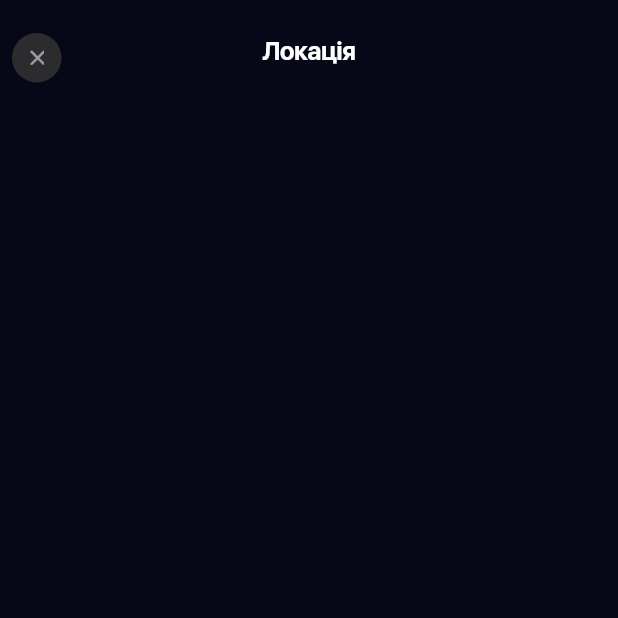
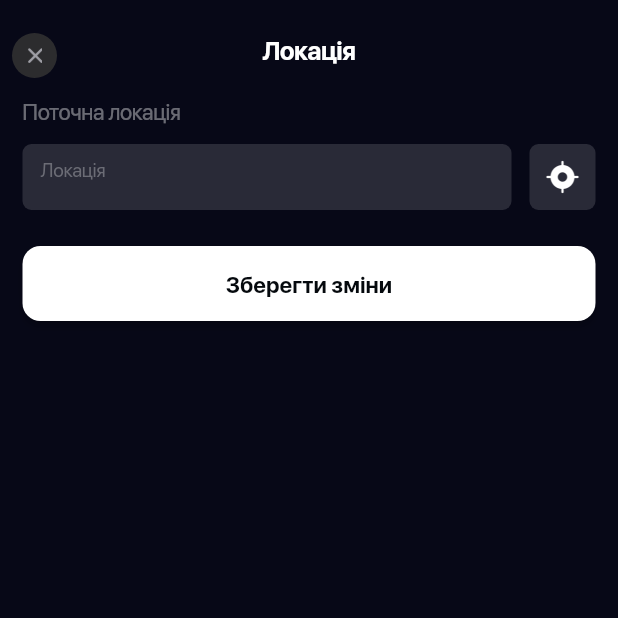
Before and after one commit to F1rman/Flutter-layout-Real-Estate, a Flutter app: the LocationModal screen opened directly, on a phone screen of 412 x 824 dp, the top half of it. Run offline on Flutter 3.47's test engine with Material 2 defaults, Android fonts, the phone set to English and light mode, and no system bars; our stand-ins replace carousel_slider, flutter_redux, modal_bottom_sheet, redux; project files that could hold a hidden picture were left out.

Commit message:
modal done

```diff
--- a/lib/home/location_modal.dart
+++ b/lib/home/location_modal.dart
@@ -1,23 +1,21 @@
 import 'package:flutter/material.dart';
 import '../styles/style.dart';
-import '../widgets/bottom_navigation.dart';
-import 'package:carousel_slider/carousel_slider.dart';
-import '../widgets/slider_card.dart';
-import '../widgets/tile_card_slider.dart';
-import 'home_search_filter.dart';
+import '../widgets/my_button.dart';
 
 class LocationModal extends StatelessWidget {
-  LocationModal({super.key});
+  const LocationModal({super.key});
   @override
   Widget build(BuildContext context) {
     return Scaffold(
       backgroundColor: const Color(0xFF070817),
-      body: Stack(
+      body: Column(
+        children: [
+          Stack(
             children: [
               Container(
-            margin: EdgeInsets.only(left: 8, top: 22),
-            width: 33,
-            height: 33,
+                margin: const EdgeInsets.only(left: 8, top: 22),
+                width: 30,
+                height: 30,
                 child: Material(
                   borderRadius: BorderRadius.circular(100),
                   color: const Color(0xFF2C2C2E),
@@ -44,8 +42,8 @@ class LocationModal extends StatelessWidget {
                     mainAxisAlignment: MainAxisAlignment.center,
                     children: [
                       Container(
-                    margin: EdgeInsets.only(top: 22),
-                    child: Text(
+                        margin: const EdgeInsets.only(top: 22),
+                        child: const Text(
                           'Локація',
                           style: modalHeader,
                         ),
@@ -56,6 +54,87 @@ class LocationModal extends StatelessWidget {
               )
             ],
           ),
+          Padding(
+            padding: const EdgeInsets.symmetric(horizontal: 15, vertical: 12),
+            child: Column(
+              children: [
+                Row(
+                  children: [
+                    Text(
+                      'Поточна локація',
+                      style: greyText,
+                    ),
+                  ],
+                ),
+                Container(
+                  margin: const EdgeInsets.only(top: 12),
+                  child: Row(
+                    crossAxisAlignment: CrossAxisAlignment.start,
+                    children: [
+                      Expanded(
+                        child: Container(
+                          padding: const EdgeInsets.symmetric(
+                              horizontal: 12, vertical: 10),
+                          height: 44,
+                          decoration: BoxDecoration(
+                            borderRadius: BorderRadius.circular(6),
+                            color: const Color(0xFF787880).withOpacity(.3),
+                          ),
+                          child: TextFormField(
+                            style: const TextStyle(color: Colors.white),
+                            onChanged: (value) {},
+                            autovalidateMode: AutovalidateMode.always,
+                            decoration: const InputDecoration(
+                              border: InputBorder.none,
+                              hintText: 'Локація',
+                              hintStyle: TextStyle(
+                                fontFamily: 'SFProDisplay',
+                                letterSpacing: -.24,
+                                color: Color(0xFF6b6c75),
+                                fontSize: 13,
+                                height: 1.35,
+                                fontWeight: FontWeight.w400,
+                              ),
+                            ),
+                          ),
+                        ),
+                      ),
+                      Container(
+                        margin: const EdgeInsets.only(left: 12),
+                        width: 44,
+                        height: 44,
+                        child: Material(
+                          borderRadius: BorderRadius.circular(6),
+                          color: const Color(0xFF787880).withOpacity(.3),
+                          clipBehavior: Clip.antiAlias,
+                          child: InkWell(
+                            onTap: () {}, // button pressed
+                            child: Column(
+                              mainAxisAlignment: MainAxisAlignment.center,
+                              children: <Widget>[
+                                Image.asset(
+                                  'assets/img/gps.png',
+                                  width: 24,
+                                ), // icon
+                              ],
+                            ),
+                          ),
+                        ),
+                      ),
+                    ],
+                  ),
+                ),
+                Container(
+                  margin: const EdgeInsets.only(top: 24),
+                  child: MyButton(
+                      text: 'Зберегти зміни',
+                      onPressed: () => {Navigator.pop(context)}),
+                )
+              ],
+            ),
+          ),
+        ],
+      ),
     );
   }
 }
--- a/lib/splash/splash.dart
+++ b/lib/splash/splash.dart
@@ -64,7 +64,10 @@ class Splash extends StatelessWidget {
               textAlign: TextAlign.center,
             ),
           ),
-          MyButton(
+          Container(
+            margin: const EdgeInsets.only(top: 32),
+            child: MyButton(
+                width: 164.0,
                 text: 'Досліджувати',
                 onPressed: () => {
                       Navigator.of(context).push(
@@ -72,7 +75,8 @@ class Splash extends StatelessWidget {
                           builder: (context) => Home(),
                         ),
                       )
-                  })
+                    }),
+          )
         ]),
       ],
     );
--- a/lib/widgets/my_button.dart
+++ b/lib/widgets/my_button.dart
@@ -7,14 +7,15 @@ class MyButton extends StatelessWidget {
     Key? key,
     this.text,
     this.onPressed,
+    this.width,
   }) : super(key: key);
   final onPressed;
   final text;
+  final width;
   @override
   Widget build(BuildContext context) {
     return Container(
-      margin: const EdgeInsets.only(top: 32),
-      width: 164,
+      width: width ?? double.infinity,
       height: 50,
       child: MaterialButton(
         color: Colors.white,
```
Also changed, not shown: assets/img/gps.png (added). Lines whose indentation alone changed are shown as unchanged.
